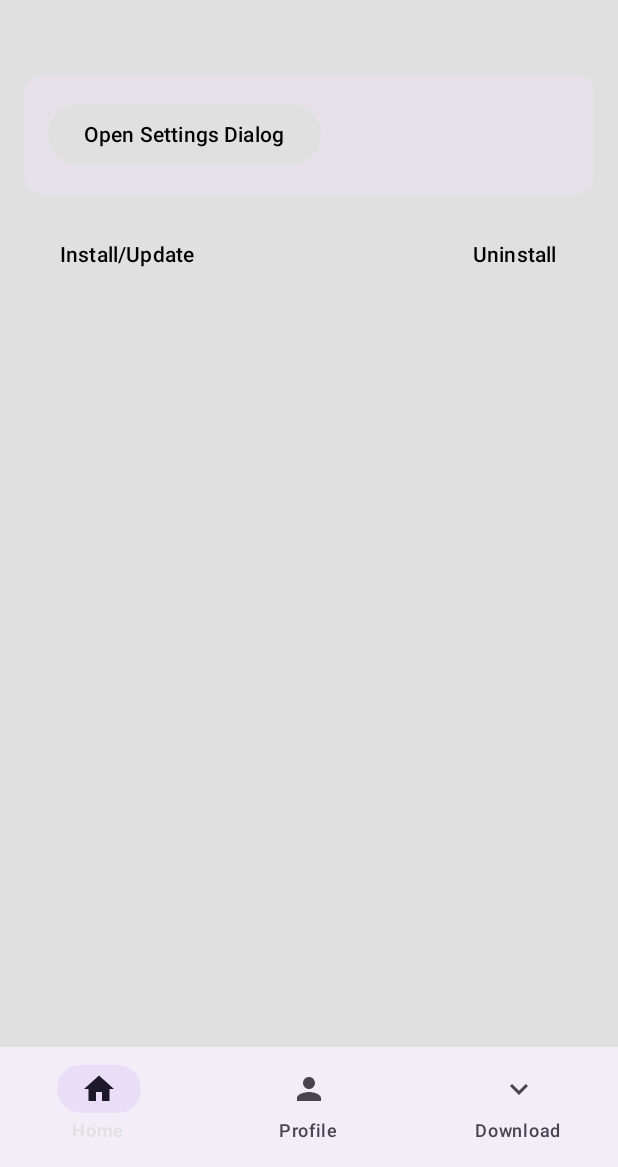
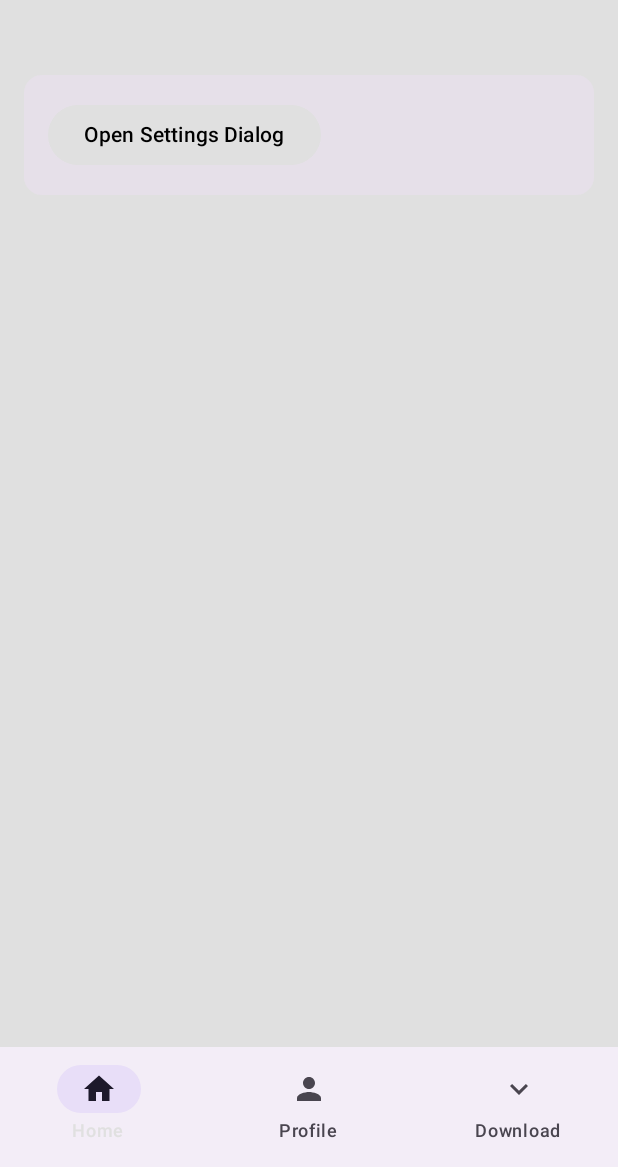
Before and after one commit to nikhilmenghani/NikGapps, an Android app built with Jetpack Compose: the screen it shows after launch (MainActivity), on a phone screen of 412 x 824 dp, the part 69-1236 px from its top. Run offline under Robolectric (Android 15) with nearby library versions, the phone set to English and light mode, and no system bars.

Commit message:
Remove the unnecessary elements from home screen

```diff
--- a/app/src/main/java/com/nikgapps/ui/screens/HomeScreen.kt
+++ b/app/src/main/java/com/nikgapps/ui/screens/HomeScreen.kt
@@ -66,18 +66,6 @@ fun HomeScreen(navController: NavHostController) {
                 }
 
                 Spacer(modifier = Modifier.height(16.dp))
-
-                Row(
-                    modifier = Modifier.fillMaxWidth(),
-                    horizontalArrangement = Arrangement.SpaceBetween
-                ) {
-                    Button(onClick = { /* Handle Install/Update */ }) {
-                        Text(text = "Install/Update")
-                    }
-                    Button(onClick = { /* Handle Uninstall */ }) {
-                        Text(text = "Uninstall")
-                    }
-                }
             }
         }
     )
```
Also changed, not shown: 1 other file.
